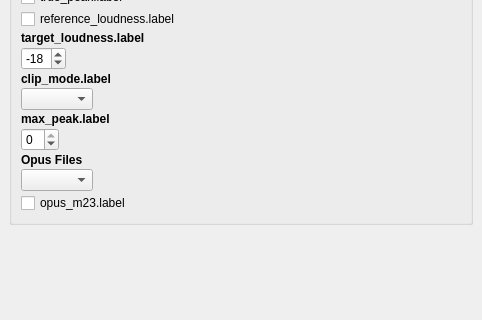
metabrainz/picard-plugin-replaygain2, file ui_options.ui: the form before one commit; both pictures show x 0 to 482 and y 129 to 449 of the 482 by 577 pixel window.
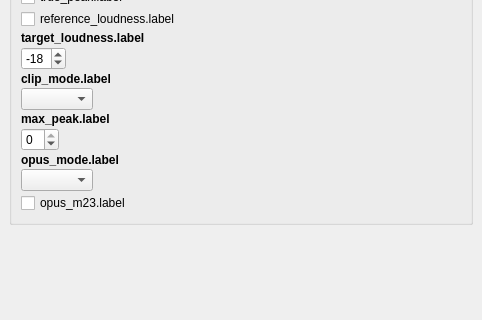
The form after the commit.

Commit message: Fixed translation for opus mode option label

The edit to the form file:
```diff
--- a/ui_options.ui
+++ b/ui_options.ui
@@ -221,7 +221,7 @@
          </font>
         </property>
         <property name="text">
-         <string>Opus Files</string>
+         <string>opus_mode.label</string>
         </property>
        </widget>
       </item>
```
The commit also changes 1 other file.
